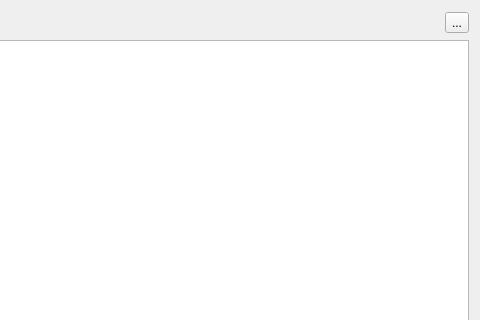
Before: the Qt Designer form spinetoolbox/ui/add_relationship_classes.ui in spine-tools/Spine-Toolbox, drawn with Qt 5; both pictures show x 276 to 756 and y 0 to 320 of the 756 by 532 pixel window.
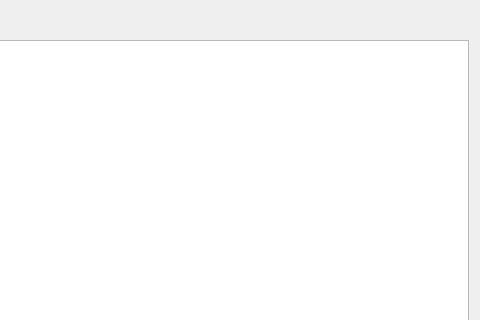
After: the same form once the commit is applied. Icons and pictures are not drawn. Custom widgets are drawn as their Qt base class.

```diff
--- a/spinetoolbox/ui/add_relationship_classes.ui
+++ b/spinetoolbox/ui/add_relationship_classes.ui
@@ -55,13 +55,6 @@
        </property>
       </spacer>
      </item>
-     <item>
-      <widget class="QToolButton" name="toolButton_remove_rows">
-       <property name="text">
-        <string>...</string>
-       </property>
-      </widget>
-     </item>
     </layout>
    </item>
    <item>
```
Left out of the diff: 3 changed lines with no effect on the pictures.
